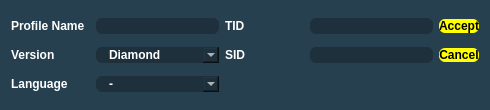
Admiral-Fish/PokeFinder, file Forms/Gen4/ProfileManager4NewEdit.ui: the form before one commit.
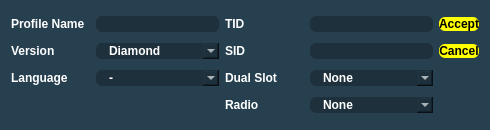
The form after the commit. Custom widgets are drawn as their Qt base class.

Commit message:
Dual slots and radio
Still need to tweak backend for encounter areas

Diff of the .ui file:
```diff
--- a/Forms/Gen4/ProfileManager4NewEdit.ui
+++ b/Forms/Gen4/ProfileManager4NewEdit.ui
@@ -7,7 +7,7 @@
     <x>0</x>
     <y>0</y>
     <width>490</width>
-    <height>110</height>
+    <height>130</height>
    </rect>
   </property>
   <property name="sizePolicy">
@@ -19,13 +19,13 @@
   <property name="minimumSize">
    <size>
     <width>490</width>
-    <height>110</height>
+    <height>130</height>
    </size>
   </property>
   <property name="maximumSize">
    <size>
     <width>490</width>
-    <height>110</height>
+    <height>130</height>
    </size>
   </property>
   <property name="windowTitle">
@@ -288,6 +288,76 @@
      </item>
     </widget>
    </item>
+   <item row="2" column="2">
+    <widget class="QLabel" name="labelDualSlot">
+     <property name="text">
+      <string>Dual Slot</string>
+     </property>
+    </widget>
+   </item>
+   <item row="2" column="3">
+    <widget class="QComboBox" name="comboBoxDualSlot">
+     <item>
+      <property name="text">
+       <string>None</string>
+      </property>
+     </item>
+     <item>
+      <property name="text">
+       <string>Ruby</string>
+      </property>
+     </item>
+     <item>
+      <property name="text">
+       <string>Sapphire</string>
+      </property>
+     </item>
+     <item>
+      <property name="text">
+       <string>Fire Red</string>
+      </property>
+     </item>
+     <item>
+      <property name="text">
+       <string>Leaf Green</string>
+      </property>
+     </item>
+     <item>
+      <property name="text">
+       <string>Emerald</string>
+      </property>
+     </item>
+    </widget>
+   </item>
+   <item row="3" column="2">
+    <widget class="QLabel" name="label_2">
+     <property name="text">
+      <string>Radio</string>
+     </property>
+    </widget>
+   </item>
+   <item row="3" column="3">
+    <widget class="QComboBox" name="comboBoxRadio">
+     <property name="enabled">
+      <bool>false</bool>
+     </property>
+     <item>
+      <property name="text">
+       <string>None</string>
+      </property>
+     </item>
+     <item>
+      <property name="text">
+       <string>Hoenn Sound</string>
+      </property>
+     </item>
+     <item>
+      <property name="text">
+       <string>Sinnoh Sound</string>
+      </property>
+     </item>
+    </widget>
+   </item>
   </layout>
  </widget>
  <customwidgets>
```
The commit also changes 10 other files.
